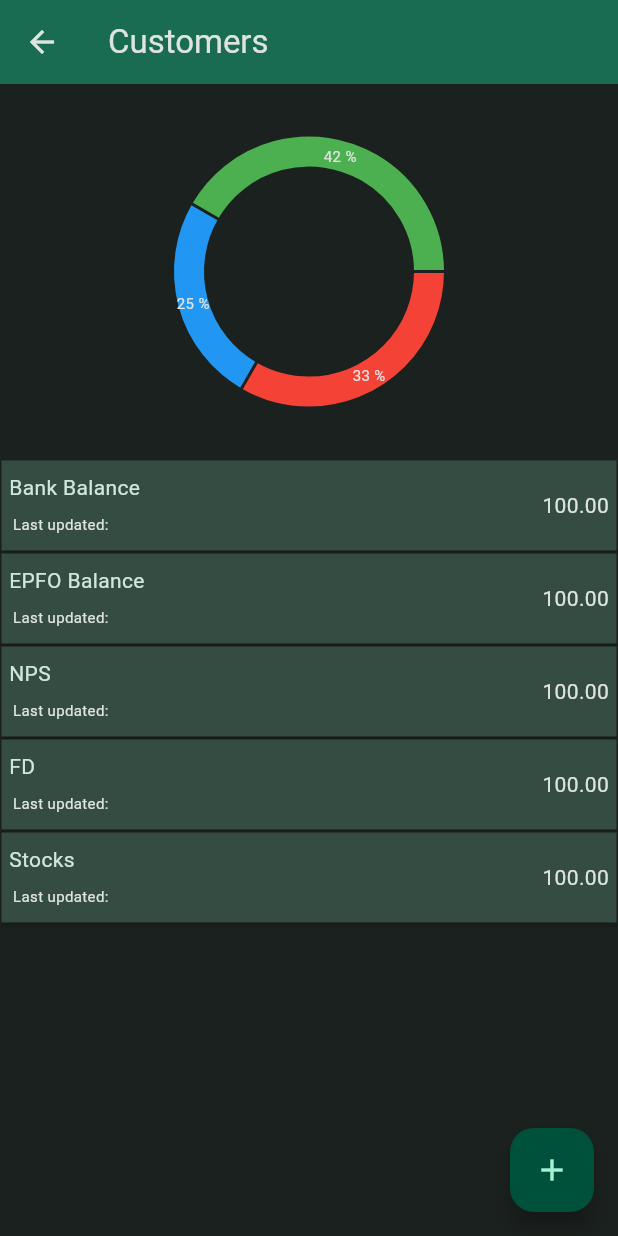
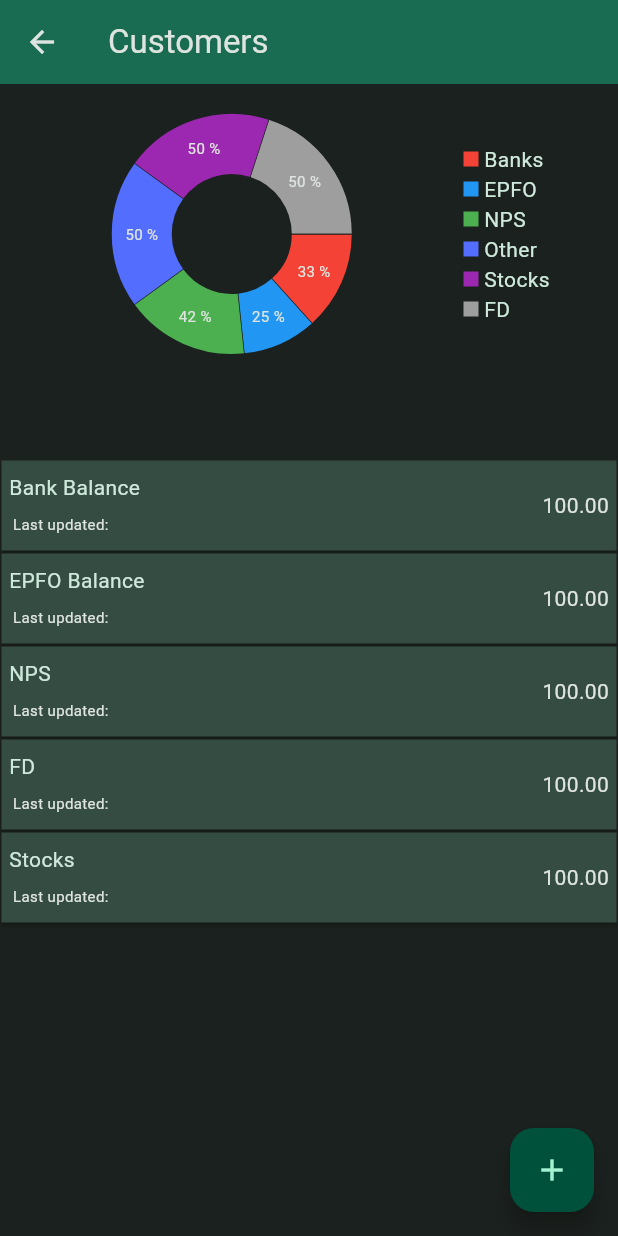
Before and after one commit to nrajpoot1146/money_mantor, a Flutter app: the SavingDetailsScreen screen opened directly, on a phone screen of 412 x 824 dp. Run offline on Flutter 3.47's test engine with Material 3 defaults, Android fonts, the phone set to English and light mode, and no system bars; drawn by our look-alikes of fl_chart; our stand-ins replace date_field, fluttertoast, get_it, injectable, logger, sqflite_common_ffi; accounts and stored records are empty.

Commit message:
pie chart label added also create another class for pie chart

```diff
--- a/lib/views/screens/saving_details_screen.dart
+++ b/lib/views/screens/saving_details_screen.dart
@@ -1,8 +1,8 @@
-import 'package:fl_chart/fl_chart.dart';
 import 'package:flutter/material.dart';
 import 'package:logger/logger.dart';
 import 'package:money_mantor/di/configure_dependencies.dart';
-import 'package:money_mantor/views/states/persons_list_state.dart';
+import 'package:money_mantor/views/states/saving_details_screen_state.dart';
+import 'package:money_mantor/views/widgets/custom_pie_chart.dart';
 import 'package:money_mantor/views/widgets/saving_details_list_item.dart';
 
 class SavingDetailsScreen extends SavingDetailsStatefulWidget {
@@ -22,36 +22,11 @@ class _SavingDetailsState extends SavingDetailsState<SavingDetailsScreen> {
           backgroundColor: Theme.of(context).colorScheme.inversePrimary),
       body: Column(
         children: [
-          SizedBox(
-            width: 300,
+          Container(
+            //width: 300,
             height: 250,
-            child: PieChart(
-              PieChartData(
-                centerSpaceRadius: 70,
-                sections: savingData.asMap().entries.map(
-                  (mapentry) {
-                    return PieChartSectionData(
-                      value: mapentry.value.getAmount(),
-                      color: randomColors[mapentry.key%randomColors.length],
-                      title: "${((mapentry.value.getAmount() / totalAmount) * 100)
-                          .toStringAsFixed(0)} %",
-                      radius: touchIndex == mapentry.key ? 25 : 20,
-                      titleStyle: const TextStyle(
-                        fontSize: 10,
-                      ),
-                    );
-                  },
-                ).toList(),
-                pieTouchData:
-                    PieTouchData(touchCallback: (touchEvent, touchResponse) {
-                  var touchIndex =
-                      touchResponse!.touchedSection!.touchedSectionIndex;
-                  setState(() {
-                    this.touchIndex = touchIndex;
-                  });
-                }),
-              ),
-            ),
+            alignment: Alignment.centerLeft,
+            child: CustomPieChart(data: pieChartData)
           ),
           Expanded(
             child: ListView.builder(
--- a/lib/views/states/persons_list_state.dart
+++ b/lib/views/states/saving_details_screen_state.dart
@@ -1,5 +1,6 @@
 import 'package:flutter/material.dart';
 import 'package:money_mantor/models/saving_data_model_base.dart';
+import 'package:money_mantor/views/widgets/custom_pie_chart.dart';
 
 abstract class SavingDetailsState<T extends SavingDetailsStatefulWidget>
     extends State<T> {
@@ -10,17 +11,22 @@ abstract class SavingDetailsState<T extends SavingDetailsStatefulWidget>
     'FD',
     'Stocks'
   ];
+
   List<SavingDataModelBase> savingData = [];
+  List<CustomPieChartData> pieChartData = [];
+  List<bool> isTextBold = [];
   int touchIndex = -1;
   double totalAmount = 12000;
   List<Color> randomColors = [
     Colors.red,
     Colors.blue,
     Colors.green,
-    Colors.yellow,
+    Colors.indigoAccent,
     Colors.purple,
     Colors.orange,
   ];
+
+  FontWeight textFontWeight = FontWeight.normal;
 
   @override
   void initState() {
@@ -29,7 +35,14 @@ abstract class SavingDetailsState<T extends SavingDetailsStatefulWidget>
       SavingDataModelBase("Banks", 4000, SavingType.bankAccount),
       SavingDataModelBase("EPFO", 3000, SavingType.epfoAccount),
       SavingDataModelBase("NPS", 5000, SavingType.nps),
+      SavingDataModelBase("Other", 6000, SavingType.other),
+      SavingDataModelBase("Stocks", 6000, SavingType.stocks),
+      SavingDataModelBase("FD", 6000, SavingType.fdAccount),
     ]);
+
+    // prepare data for piechart
+    savingData.forEach((data) => pieChartData.add(
+        CustomPieChartData(label: data.getName(), value: data.getAmount())));
   }
 }
 
--- /dev/null
+++ b/lib/views/widgets/custom_pie_chart.dart
@@ -0,0 +1,119 @@
+import 'package:fl_chart/fl_chart.dart';
+import 'package:flutter/material.dart';
+
+class CustomPieChartData {
+  final String label;
+  final double value;
+
+  CustomPieChartData({required this.label, required this.value});
+}
+
+class CustomPieChart extends StatefulWidget {
+  final List<CustomPieChartData> data;
+  final Function(int)? onTouched;
+
+  const CustomPieChart({super.key, required this.data, this.onTouched});
+  @override
+  State<StatefulWidget> createState() => _CustomPieChartState();
+}
+
+class _CustomPieChartState extends State<CustomPieChart> {
+  List<Color> randomColors = [
+    Colors.red,
+    Colors.blue,
+    Colors.green,
+    Colors.indigoAccent,
+    Colors.purple,
+    Colors.grey,
+  ];
+
+  int touchIndex = -1;
+  double totalAmount = 12000;
+
+  @override
+  Widget build(BuildContext context) {
+    return Column(
+      children: [
+        Row(
+          children: [
+            Expanded(
+              flex: 6,
+              child: SizedBox(
+                width: 200,
+                height: 200,
+                child: PieChart(
+                  curve: Curves.easeInSine,
+                  duration: const Duration(milliseconds: 10),
+                  PieChartData(
+                    titleSunbeamLayout: true,
+                    centerSpaceRadius: 40,
+                    sectionsSpace: 0.5,
+                    sections: widget.data.asMap().entries.map(
+                      (mapentry) {
+                        return PieChartSectionData(
+                          value: mapentry.value.value,
+                          color:
+                              randomColors[mapentry.key % randomColors.length],
+                          title:
+                              "${((mapentry.value.value / totalAmount) * 100).toStringAsFixed(0)} %",
+                          radius: touchIndex == mapentry.key ? 45 : 40,
+                          titleStyle: const TextStyle(
+                            fontSize: 10,
+                          ),
+                        );
+                      },
+                    ).toList(),
+                    pieTouchData: PieTouchData(
+                      touchCallback: (touchEvent, touchResponse) {
+                        var touchIndex =
+                            touchResponse?.touchedSection?.touchedSectionIndex;
+                        setState(
+                          () {
+                            this.touchIndex = touchIndex ?? -1;
+                          },
+                        );
+                        widget.onTouched?.call(this.touchIndex);
+                      },
+                    ),
+                  ),
+                ),
+              ),
+            ),
+            //Spacer(flex: 1,),
+            Expanded(
+              flex: 2,
+              child: Container(
+                alignment: Alignment.center,
+                child: ListView.builder(
+                  shrinkWrap: true,
+                  itemCount: widget.data.length,
+                  itemBuilder: (context, index) {
+                    return Row(
+                      children: [
+                        ColoredBox(
+                          color: randomColors[index],
+                          child: const SizedBox(height: 10, width: 10),
+                        ),
+                        Text(
+                          " ${widget.data[index].label}",
+                          style: TextStyle(
+                              fontWeight: touchIndex == index
+                                  ? FontWeight.bold
+                                  : FontWeight.normal,
+                              color: Theme.of(context)
+                                  .colorScheme
+                                  .onSecondaryContainer),
+                        )
+                      ],
+                    );
+                  },
+                ),
+              ),
+            ),
+          ],
+        ),
+        Text((touchIndex != -1 ? widget.data[touchIndex].value.toStringAsFixed(2) : ""))
+      ],
+    );
+  }
+}
```
